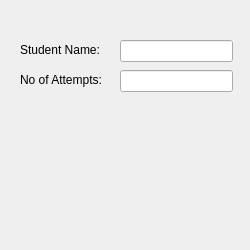
Old version of the form gui.ui in the repository mara315/Final-Project-2.
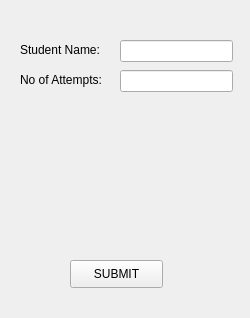
New version of the form.

The edit to the form file:
```diff
--- a/gui.ui
+++ b/gui.ui
@@ -7,7 +7,7 @@
     <x>0</x>
     <y>0</y>
     <width>250</width>
-    <height>250</height>
+    <height>318</height>
    </rect>
   </property>
   <property name="minimumSize">
@@ -18,8 +18,8 @@
   </property>
   <property name="maximumSize">
    <size>
-    <width>250</width>
-    <height>250</height>
+    <width>500</width>
+    <height>500</height>
    </size>
   </property>
   <property name="windowTitle">
@@ -71,6 +71,29 @@
     </rect>
    </property>
   </widget>
+  <widget class="QPushButton" name="btnSubmit">
+   <property name="geometry">
+    <rect>
+     <x>70</x>
+     <y>260</y>
+     <width>93</width>
+     <height>28</height>
+    </rect>
+   </property>
+   <property name="text">
+    <string>SUBMIT</string>
+   </property>
+  </widget>
+  <widget class="QWidget" name="scoreWidget" native="true">
+   <property name="geometry">
+    <rect>
+     <x>60</x>
+     <y>110</y>
+     <width>120</width>
+     <height>121</height>
+    </rect>
+   </property>
+  </widget>
  </widget>
  <resources/>
  <connections/>
```
